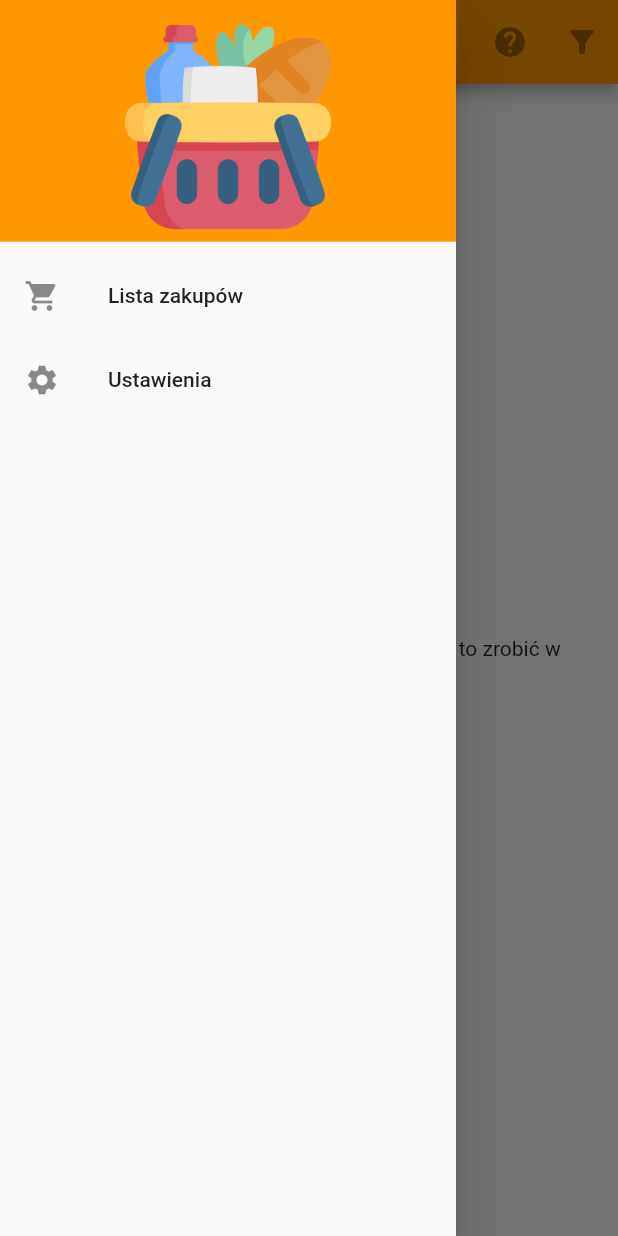
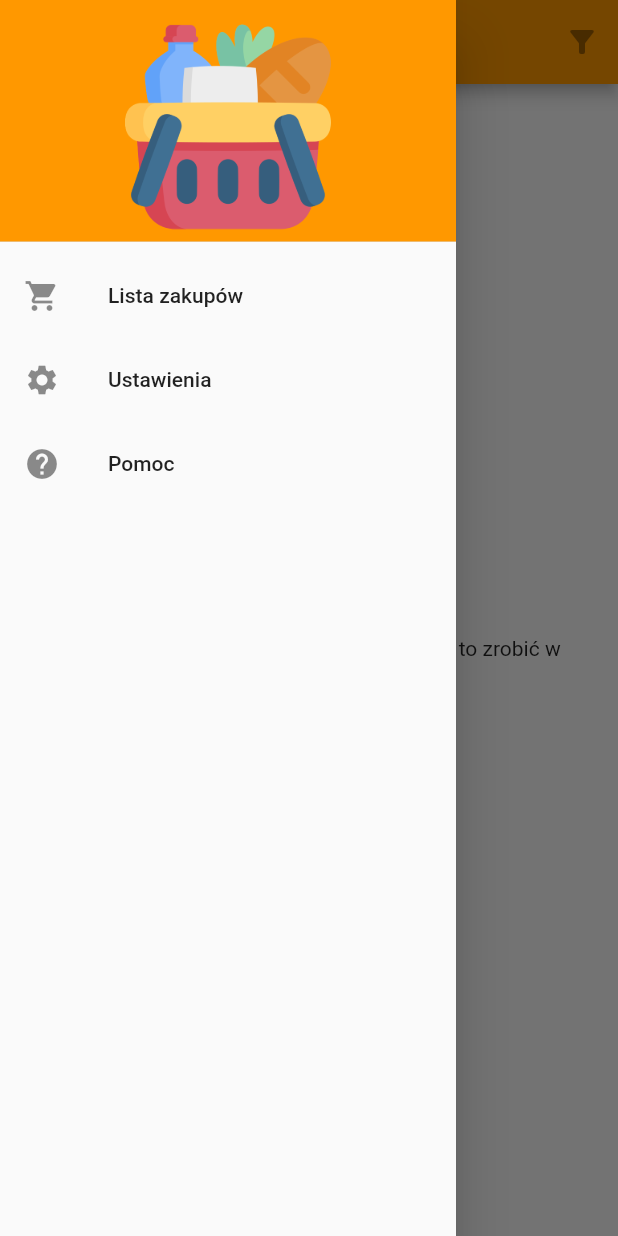
Before and after one commit to maciejors/zakupyapp1, a Flutter app: the screen it shows after launch, with the side drawer open, on a phone screen of 412 x 824 dp. Run offline on Flutter 3.47's test engine with Material 2 defaults, Android fonts, the phone set to English and light mode, and no system bars; our stand-ins replace firebase_core, firebase_database, firebase_storage, package_info_plus, shared_preferences; missing offline and left inert: firebase_app_check; accounts and stored records are empty.

Commit message:
move help dialog to the drawer

```diff
--- a/lib/screens/home.dart
+++ b/lib/screens/home.dart
@@ -8,7 +8,6 @@ import 'package:zakupyapp/storage/storage_manager.dart';
 import 'package:zakupyapp/widgets/drawer/main_drawer.dart';
 import 'package:zakupyapp/widgets/home/product_editor_dialog.dart';
 import 'package:zakupyapp/widgets/home/product_card.dart';
-import 'package:zakupyapp/widgets/home/show_help.dart';
 import 'package:zakupyapp/widgets/home/update_dialog.dart';
 
 class HomeScreen extends StatefulWidget {
@@ -220,10 +219,6 @@ class _HomeScreenState extends State<HomeScreen> {
       appBar: AppBar(
         title: Text('Lista Zakupów'),
         actions: <Widget>[
-          IconButton(
-            icon: Icon(Icons.help),
-            onPressed: disableIfDataNotReady(() => showHelpDialog(context)),
-          ),
           PopupMenuButton(
             enabled: isDataReady,
             icon: Icon(Icons.filter_alt),
--- a/lib/widgets/drawer/main_drawer.dart
+++ b/lib/widgets/drawer/main_drawer.dart
@@ -1,4 +1,6 @@
 import 'package:flutter/material.dart';
+
+import 'package:zakupyapp/widgets/drawer/show_help.dart';
 
 class MainDrawer extends StatelessWidget {
   const MainDrawer({Key? key}) : super(key: key);
@@ -37,6 +39,13 @@ class MainDrawer extends StatelessWidget {
           onTap: () {
             switchScreen(context, '/settings');
           },
+        ),ListTile(
+          // settings
+          leading: Icon(Icons.help),
+          title: Text('Pomoc'),
+          onTap: () async {
+            await showHelpDialog(context);
+          },
         ),
       ],
     ));
--- a/lib/widgets/home/show_help.dart
+++ b/lib/widgets/drawer/show_help.dart
@@ -1,8 +1,8 @@
 import 'package:flutter/material.dart';
 
-void showHelpDialog(BuildContext context) {
+Future<void> showHelpDialog(BuildContext context) async {
   String sep = '\n\n';
-  showDialog(
+  await showDialog(
     context: context,
     builder: (ctx) => AlertDialog(
       title: Text('Pomoc'),
```
